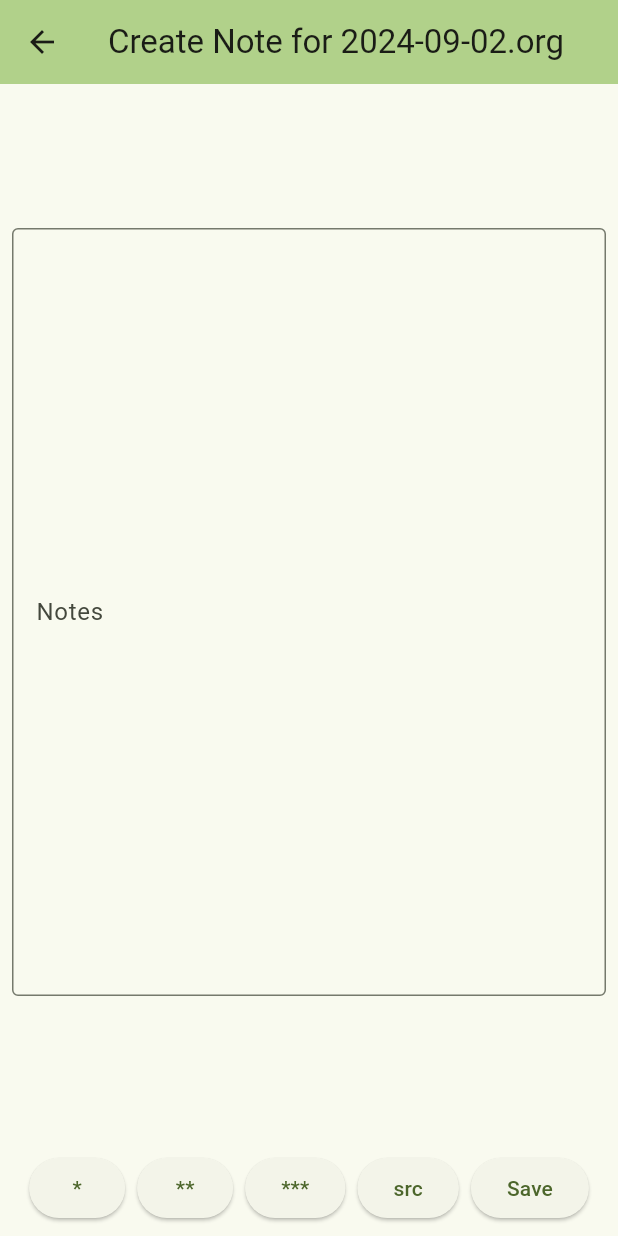
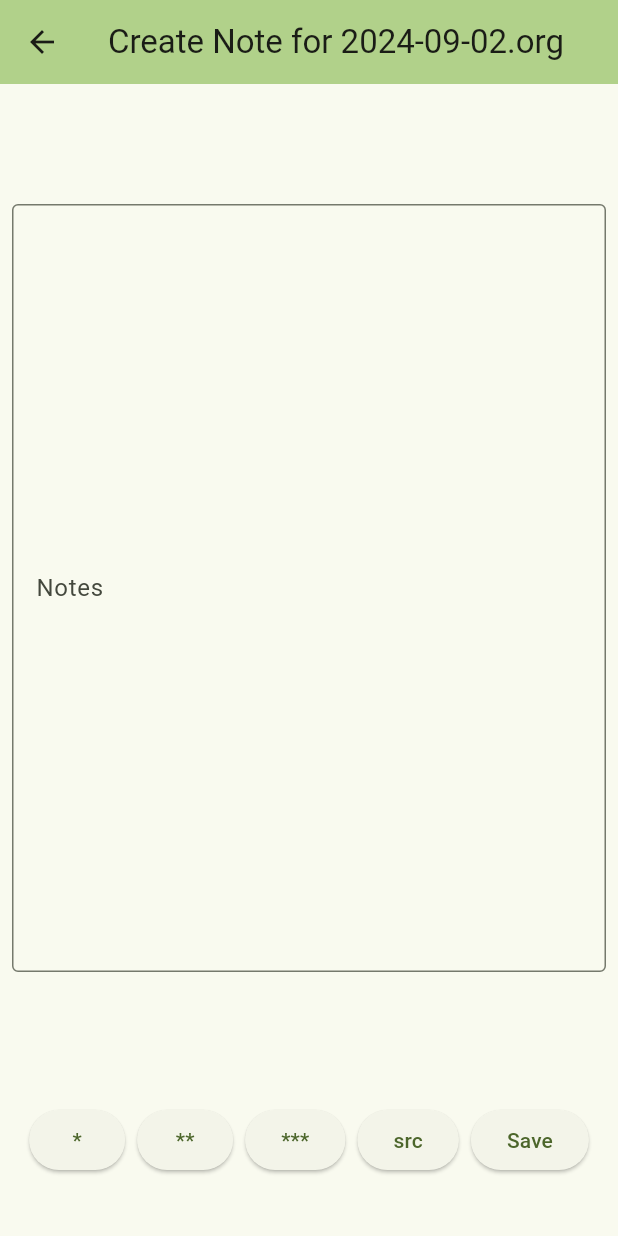
Before and after one commit to linchen2chris/org_roam, a Flutter app: the screen it shows after launch, after a tap on the "add" icon, on a phone screen of 412 x 824 dp. Run offline on Flutter 3.47's test engine with Material 3 defaults, Android fonts, the phone set to English and light mode, and no system bars; missing offline and left inert: external_path, org_flutter.

```diff
--- a/lib/pages/create_note.dart
+++ b/lib/pages/create_note.dart
@@ -67,7 +67,9 @@ class _CreateNotePageState extends State<CreateNotePage> {
           ),
         ),
       ),
-      bottomNavigationBar: ButtonBar(
+      bottomNavigationBar: Padding(
+        padding: const EdgeInsets.fromLTRB(0.0, 0.0, 0.0, 32.0),
+        child: ButtonBar(
           alignment: MainAxisAlignment.center,
           children: [
             ElevatedButton(
@@ -105,6 +107,7 @@ class _CreateNotePageState extends State<CreateNotePage> {
             ),
           ],
         ),
+      ),
     );
   }
 }
--- a/lib/pages/home.dart
+++ b/lib/pages/home.dart
@@ -65,11 +65,11 @@ class _MyHomePageState extends State<MyHomePage> {
   @override
   Widget build(BuildContext context) {
     return OrgController(
-      interpretEmbeddedSettings: true,
+      // interpretEmbeddedSettings: true,
       restorationId: _restorationId,
       root: root,
       settings: const OrgSettings(
-          startupFolded: OrgVisibilityState.contents,
+          startupFolded: OrgVisibilityState.subtree,
           hideStars: true,
           reflowText: true),
       child: Scaffold(
```
Lines whose indentation alone changed are shown as unchanged.
